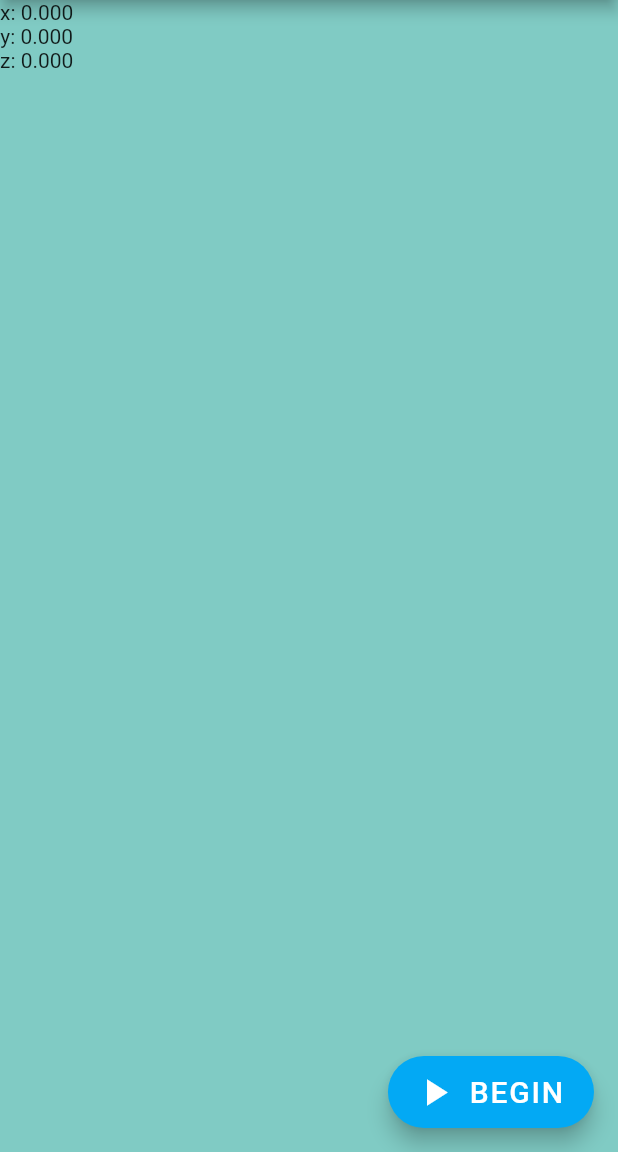
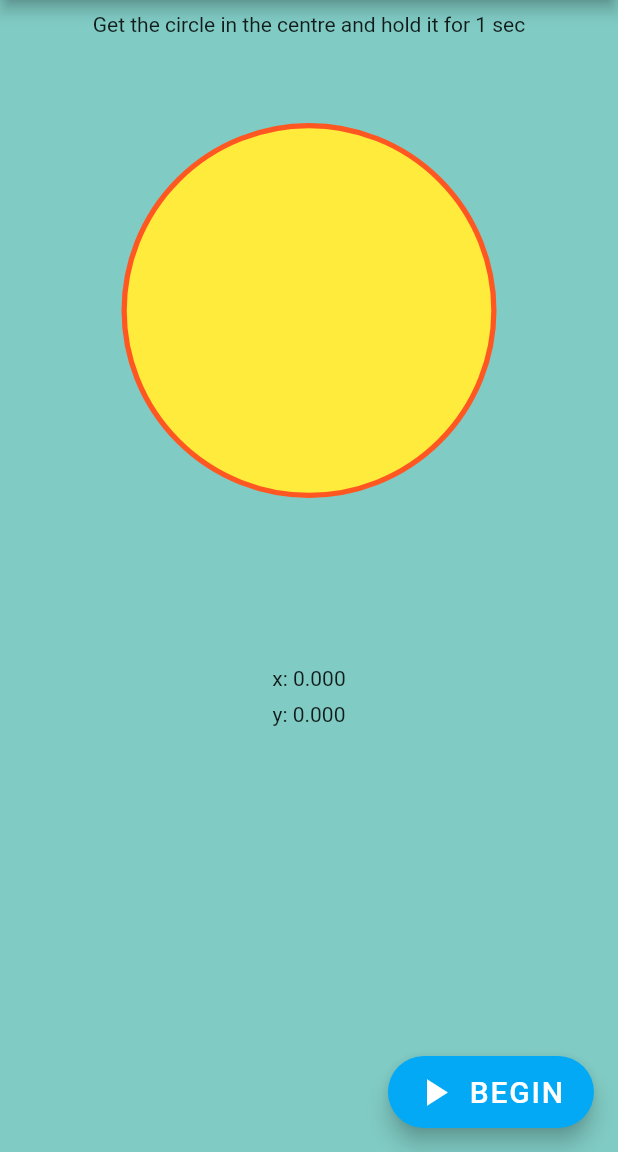
Before and after one commit to kshitijalwadhi/DevClubFlutterAssignment, a Flutter app: the screen it shows after launch, on a phone screen of 412 x 824 dp, the part 84-1236 px from its top. Run offline on Flutter 3.47's test engine with Material 2 defaults, Android fonts, the phone set to English and light mode, and no system bars; our stand-ins replace sensors.

Commit message:
MediaQuery working

```diff
--- a/dev_club_flutter_assignment/lib/main.dart
+++ b/dev_club_flutter_assignment/lib/main.dart
@@ -4,7 +4,16 @@ import 'dart:async'; // for stream
 
 // main function
 void main() {
-  runApp(MyAppBrain());
+  runApp(GetWidthHeight());
+}
+
+class GetWidthHeight extends StatelessWidget {
+  @override
+  Widget build(BuildContext context) {
+    return MaterialApp(
+      home: MyAppBrain(),
+    );
+  }
 }
 
 
@@ -15,11 +24,12 @@ class MyAppBrain extends StatefulWidget {
 }
 
 class _MyAppBrainState extends State<MyAppBrain> {
-
+  //storing data in event
   AccelerometerEvent event;
+  // for getting stream of data from sensor
   StreamSubscription accel;
-
-
+  //for storing the height and width of the device
+  //for starting the reading of data
   startTimer()
   {
     if (accel == null)
@@ -35,11 +45,12 @@ class _MyAppBrainState extends State<MyAppBrain> {
         accel.resume();
       }
   }
-
   @override
   Widget build(BuildContext context) {
-    return MaterialApp(
-      home: Scaffold(
+    final width = MediaQuery.of(context).size.width;
+    final height = MediaQuery.of(context).size.height;
+
+    return Scaffold(
       appBar: AppBar(
         backgroundColor: Color(0xFF009688),
         leading: Icon(
@@ -60,9 +71,46 @@ class _MyAppBrainState extends State<MyAppBrain> {
       body: SafeArea(
         child: Column(
           children: <Widget>[
-              Text('x: ${(event?.x ?? 0).toStringAsFixed(3)}'),
-              Text('y: ${(event?.y ?? 0).toStringAsFixed(3)}'),
-              Text('z: ${(event?.z ?? 0).toStringAsFixed(3)}'),
+            Padding(
+              padding: const EdgeInsets.all(8.0),
+              child: Text('Get the circle in the centre and hold it for 1 sec'),
+            ),
+            Stack(
+              children: <Widget>[
+                // empty container to initialise the size of the stack
+                Container(
+                  width: width,
+                  height: height/2,
+                ),
+                // the outer (fixed) circle
+                Positioned(
+                  top: 50,
+                  left: (width - 250) / 2,
+                  child: Container(
+                    height: 250,
+                    width: 250,
+                    decoration: BoxDecoration(
+                      color: Colors.yellow,
+                      border: Border.all(color: Colors.deepOrange, width: 3.5),
+                      borderRadius: BorderRadius.circular(125),
+                    ),
+                  ),
+                ),
+                // the target/ inner circle (also fixed)
+                //Positioned(),
+                // the moving circle (position determined by accelerometer)
+                //Positioned(),
+              ],
+            ),
+            Padding(
+              padding: const EdgeInsets.symmetric(vertical: 0.0, horizontal: 150.0),
+              child:  Text('x: ${(event?.x ?? 0).toStringAsFixed(3)}'),
+            ),
+            Padding(
+              padding: const EdgeInsets.all(8.0),
+              child:  Text('y: ${(event?.y ?? 0).toStringAsFixed(3)}'),
+            ),
+
           ],
         ),
       ),
@@ -80,7 +128,6 @@ class _MyAppBrainState extends State<MyAppBrain> {
         ),
         backgroundColor: Color(0xFF03a9f4),
       ),
-      ),
     );
   }
 }
```
Also changed, not shown: 1 other file. Lines whose indentation alone changed are shown as unchanged.
